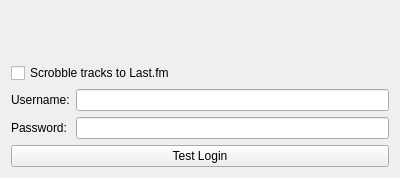
Before: the Qt Designer form src/libtomahawk/accounts/LastFmConfig.ui in tomahawk-player/tomahawk, drawn with Qt 5.
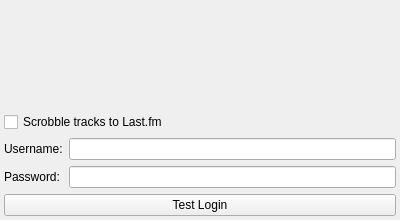
After: the same form once the commit is applied. Icons and pictures are not drawn.

Commit message: Fix Add Account button in factory config on OSX, and a few other osx tweaks

Diff of the .ui file:
```diff
--- a/src/libtomahawk/accounts/LastFmConfig.ui
+++ b/src/libtomahawk/accounts/LastFmConfig.ui
@@ -7,13 +7,16 @@
     <x>0</x>
     <y>0</y>
     <width>400</width>
-    <height>178</height>
+    <height>220</height>
    </rect>
   </property>
   <property name="windowTitle">
    <string>Form</string>
   </property>
   <layout class="QVBoxLayout" name="verticalLayout">
+   <property name="margin">
+    <number>4</number>
+   </property>
    <item>
     <widget class="QLabel" name="label">
      <property name="text">
```
The commit also changes 2 other files.
